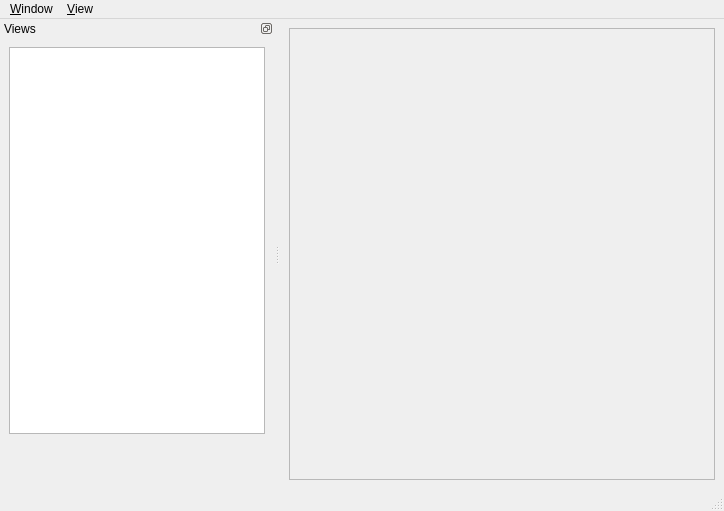
Old version of the form subarchitectures/visualization.sa/trunk/src/c++/core/qtui/design/castor.ui in the repository marc-hanheide/cogx.
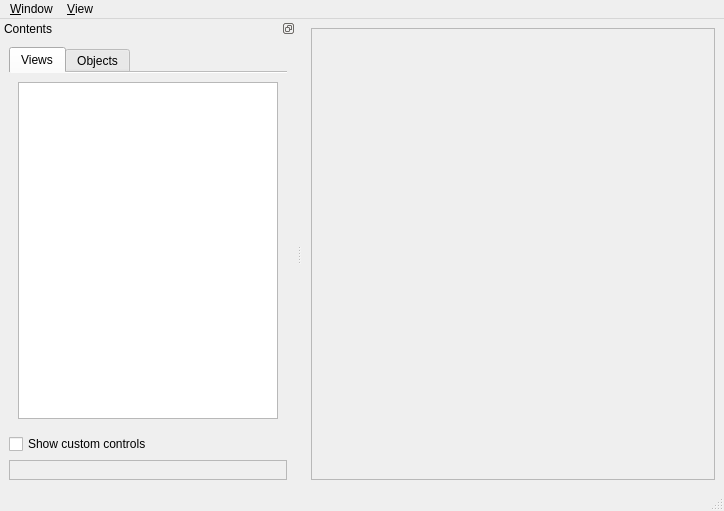
New version of the form. Custom widgets are drawn as their Qt base class.

```diff
--- a/subarchitectures/visualization.sa/trunk/src/c++/core/qtui/design/castor.ui
+++ b/subarchitectures/visualization.sa/trunk/src/c++/core/qtui/design/castor.ui
@@ -76,7 +76,7 @@
     <set>QDockWidget::DockWidgetFloatable|QDockWidget::DockWidgetMovable</set>
    </property>
    <property name="windowTitle">
-    <string>Views</string>
+    <string>Contents</string>
    </property>
    <attribute name="dockWidgetArea">
     <number>1</number>
@@ -84,23 +84,94 @@
    <widget class="QWidget" name="dockWidgetContents">
     <layout class="QVBoxLayout" name="verticalLayout_3">
      <item>
-      <widget class="QListWidget" name="listWidget">
+      <widget class="QTabWidget" name="tabWidget">
+       <property name="sizePolicy">
+        <sizepolicy hsizetype="Expanding" vsizetype="Expanding">
+         <horstretch>0</horstretch>
+         <verstretch>1</verstretch>
+        </sizepolicy>
+       </property>
        <property name="minimumSize">
         <size>
-         <width>80</width>
-         <height>0</height>
+         <width>0</width>
+         <height>120</height>
         </size>
+       </property>
+       <property name="toolTip">
+        <string/>
+       </property>
+       <property name="tabPosition">
+        <enum>QTabWidget::North</enum>
+       </property>
+       <property name="tabShape">
+        <enum>QTabWidget::Rounded</enum>
+       </property>
+       <property name="currentIndex">
+        <number>0</number>
+       </property>
+       <property name="usesScrollButtons">
+        <bool>true</bool>
+       </property>
+       <property name="documentMode">
+        <bool>true</bool>
+       </property>
+       <widget class="QWidget" name="tabViews">
+        <attribute name="title">
+         <string>Views</string>
+        </attribute>
+        <attribute name="toolTip">
+         <string>List of views</string>
+        </attribute>
+        <layout class="QVBoxLayout" name="verticalLayout_4">
+         <item>
+          <widget class="QListWidget" name="listWidget">
+           <property name="minimumSize">
+            <size>
+             <width>80</width>
+             <height>0</height>
+            </size>
+           </property>
+          </widget>
+         </item>
+        </layout>
+       </widget>
+       <widget class="QWidget" name="tabObjects">
+        <attribute name="title">
+         <string>Objects</string>
+        </attribute>
+        <attribute name="toolTip">
+         <string>Objects in current view</string>
+        </attribute>
+       </widget>
+      </widget>
+     </item>
+     <item>
+      <widget class="QCheckBox" name="ckCustomControls">
+       <property name="text">
+        <string>Show custom controls</string>
        </property>
       </widget>
      </item>
      <item>
       <widget class="QCustomGuiPanel" name="wgCustomGui">
+       <property name="sizePolicy">
+        <sizepolicy hsizetype="Preferred" vsizetype="Minimum">
+         <horstretch>0</horstretch>
+         <verstretch>0</verstretch>
+        </sizepolicy>
+       </property>
        <property name="minimumSize">
         <size>
          <width>0</width>
-         <height>40</height>
+         <height>20</height>
         </size>
        </property>
+       <property name="frameShape">
+        <enum>QFrame::StyledPanel</enum>
+       </property>
+       <property name="frameShadow">
+        <enum>QFrame::Sunken</enum>
+       </property>
       </widget>
      </item>
     </layout>
```
Left out of the diff: 31 changed lines with no effect on the pictures.
